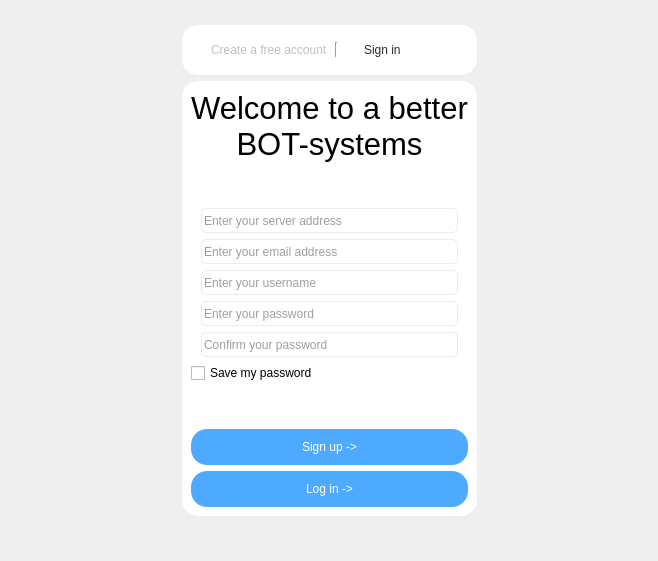
Before: the Qt Designer form simple_gram_desktop/constructor_app/widgets/login_widget.ui in cuttlesystems/simplegram, drawn with Qt 5.
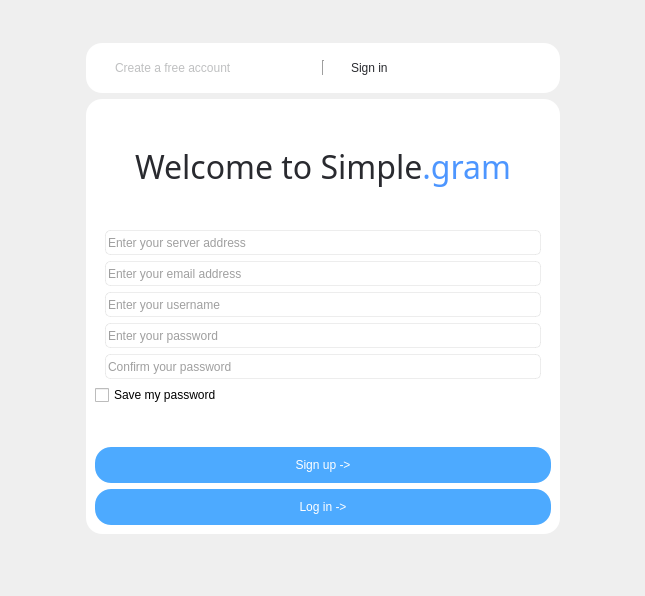
After: the same form once the commit is applied.

Patch:
```diff
--- a/simple_gram_desktop/constructor_app/widgets/login_widget.ui
+++ b/simple_gram_desktop/constructor_app/widgets/login_widget.ui
@@ -6,8 +6,8 @@
    <rect>
     <x>0</x>
     <y>0</y>
-    <width>658</width>
-    <height>561</height>
+    <width>645</width>
+    <height>596</height>
    </rect>
   </property>
   <property name="windowTitle">
@@ -150,24 +150,62 @@
          </property>
          <layout class="QVBoxLayout" name="verticalLayout_5">
           <item>
-           <widget class="QLabel" name="label_2">
-            <property name="font">
-             <font>
-              <pointsize>23</pointsize>
-             </font>
+           <spacer name="verticalSpacer">
+            <property name="orientation">
+             <enum>Qt::Vertical</enum>
             </property>
-            <property name="styleSheet">
-             <string notr="true">QLabel{
-	text-align: center;
-}</string>
+            <property name="sizeHint" stdset="0">
+             <size>
+              <width>20</width>
+              <height>40</height>
+             </size>
             </property>
-            <property name="text">
-             <string>&lt;html&gt;&lt;head/&gt;&lt;body&gt;&lt;p align=&quot;center&quot;&gt;Welcome to a better BOT-systems&lt;/p&gt;&lt;/body&gt;&lt;/html&gt;</string>
+           </spacer>
+          </item>
+          <item>
+           <layout class="QHBoxLayout" name="horizontalLayout_4">
+            <property name="topMargin">
+             <number>0</number>
             </property>
-            <property name="wordWrap">
-             <bool>true</bool>
-            </property>
-           </widget>
+            <item>
+             <spacer name="horizontalSpacer_3">
+              <property name="orientation">
+               <enum>Qt::Horizontal</enum>
+              </property>
+              <property name="sizeHint" stdset="0">
+               <size>
+                <width>40</width>
+                <height>20</height>
+               </size>
+              </property>
+             </spacer>
+            </item>
+            <item>
+             <widget class="QLabel" name="naming_label">
+              <property name="font">
+               <font>
+                <family>Futura LT</family>
+               </font>
+              </property>
+              <property name="text">
+               <string>&lt;html&gt;&lt;head/&gt;&lt;body&gt;&lt;p&gt;&lt;span style=&quot; font-size:24pt; color:#292a2f;&quot;&gt;Welcome to Simple&lt;/span&gt;&lt;span style=&quot; font-size:24pt; color:#4d96ff;&quot;&gt;.gram&lt;/span&gt;&lt;/p&gt;&lt;/body&gt;&lt;/html&gt;</string>
+              </property>
+             </widget>
+            </item>
+            <item>
+             <spacer name="horizontalSpacer_4">
+              <property name="orientation">
+               <enum>Qt::Horizontal</enum>
+              </property>
+              <property name="sizeHint" stdset="0">
+               <size>
+                <width>40</width>
+                <height>20</height>
+               </size>
+              </property>
+             </spacer>
+            </item>
+           </layout>
           </item>
           <item>
            <spacer name="verticalSpacer_4">
```
